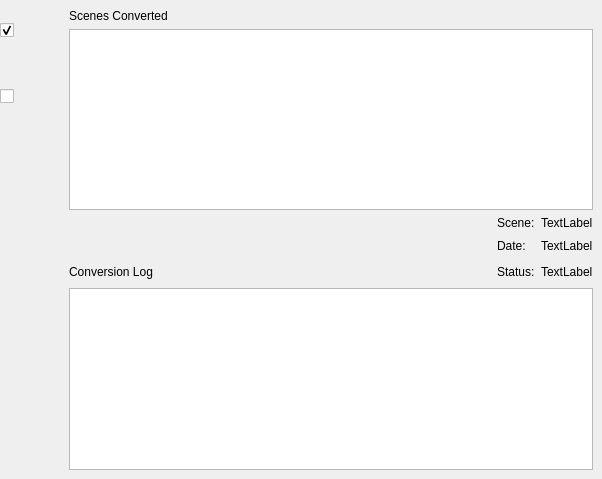
First picture: the form in forms/form.ui, repository mrmurphy/ABCConvert_QT, before the edit.
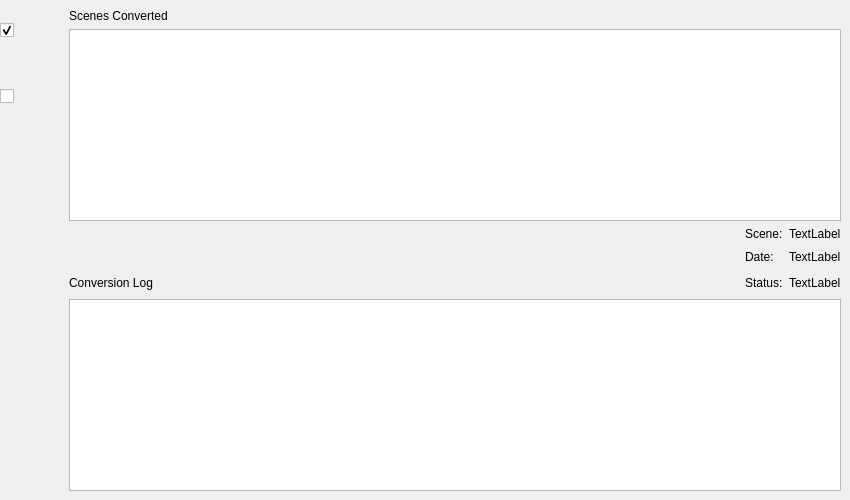
Second picture: the form after the edit. The open tabs and pages were chosen to show the change.

Patch:
```diff
--- a/forms/form.ui
+++ b/forms/form.ui
@@ -6,8 +6,8 @@
    <rect>
     <x>0</x>
     <y>0</y>
-    <width>602</width>
-    <height>479</height>
+    <width>850</width>
+    <height>500</height>
    </rect>
   </property>
   <property name="windowTitle">
@@ -251,7 +251,7 @@
         </widget>
        </item>
        <item>
-        <widget class="QListWidget" name="list_scenes"/>
+        <widget class="QTableView" name="list_scenes"/>
        </item>
        <item>
         <widget class="QFrame" name="frame_3">
```
Left out of the diff: 2 changed lines with no effect on the pictures.
